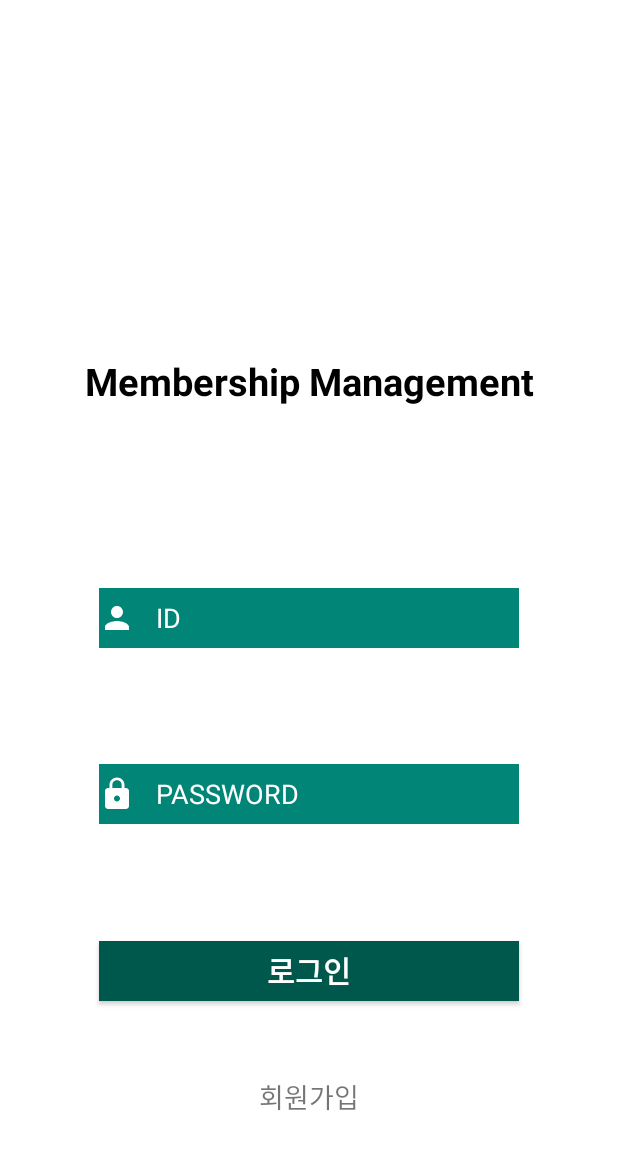
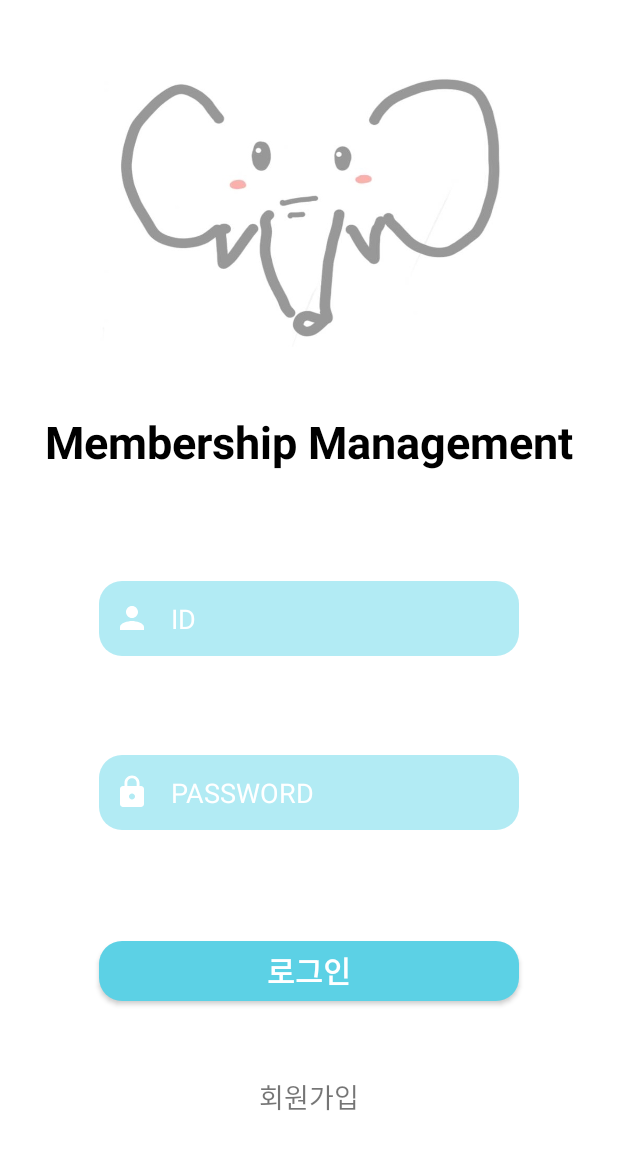
Before and after one commit to SYRhyou/MembershipManagement, an Android app: the layout activity_login.xml on its own in the app's theme, with its tools: preview values and no code run, on a phone screen of 412 x 824 dp. Shown: the top 1150 px of the screen. Run offline under Robolectric (Android 15) with nearby library versions, the phone set to English and light mode, and no system bars; network calls fail.

Commit message:
Membership Management: The big frame is FINISHED

```diff
--- a/app/src/main/AndroidManifest.xml
+++ b/app/src/main/AndroidManifest.xml
@@ -10,7 +10,7 @@
         android:label="@string/app_name"
         android:roundIcon="@mipmap/ic_launcher_round"
         android:supportsRtl="true"
-        android:theme="@style/AppTheme">
+        android:theme="@style/AppTheme.NoActionBar">
         <activity android:name=".LoginActivity">
             <intent-filter>
                 <action android:name="android.intent.action.MAIN" />
--- a/app/src/main/java/com/example/fbtpd/membershipmanagement/LoginActivity.java
+++ b/app/src/main/java/com/example/fbtpd/membershipmanagement/LoginActivity.java
@@ -19,7 +19,7 @@ import org.json.JSONObject;
 public class LoginActivity extends AppCompatActivity {
 
     private AlertDialog dialog;
-
+    private String userName;
     @Override
     protected void onCreate(Bundle savedInstanceState) {
         super.onCreate(savedInstanceState);
@@ -57,6 +57,7 @@ public class LoginActivity extends AppCompatActivity {
                                 Intent intent = new Intent(LoginActivity.this, MainActivity.class);
                                 intent.putExtra("userID",userID);
                                 intent.putExtra("userPassword",userPassword);
+                                intent.putExtra("userName",userName);
                                 LoginActivity.this.startActivity(intent);
                                 finish();
                             }
@@ -74,7 +75,7 @@ public class LoginActivity extends AppCompatActivity {
                         }
                     }
                 };
-                LoginRequest loginRequest = new LoginRequest(userID, userPassword,responseListener );
+                LoginRequest loginRequest = new LoginRequest(userID, userPassword, responseListener );
                 RequestQueue queue = Volley.newRequestQueue(LoginActivity.this);
                 queue.add(loginRequest);
             }
--- a/app/src/main/java/com/example/fbtpd/membershipmanagement/MainActivity.java
+++ b/app/src/main/java/com/example/fbtpd/membershipmanagement/MainActivity.java
@@ -35,7 +35,7 @@ public class MainActivity extends AppCompatActivity {
         String userPassword = intent.getStringExtra("userPassword");
         String userName = intent.getStringExtra("userName");
 
-        welcomeMessage.setText("환영합니다. "+ userID +"님");
+        welcomeMessage.setText("환영합니다. "+ userName +"님");
         idText.setText("ID = " + userID);
         passwordText.setText("PW = " +userPassword);
 
@@ -87,8 +87,6 @@ public class MainActivity extends AppCompatActivity {
                 while((temp = bufferedReader.readLine()) != null){
                     stringBuilder.append(temp +"\n");
                     Log.d(MainActivity.this.getClass().getName(), temp);
-                    Log.d(MainActivity.this.getClass().getName(), temp);
-
                  }
                 bufferedReader.close();
                 inputStream.close();
--- /dev/null
+++ b/app/src/main/res/drawable/button_login.xml
@@ -0,0 +1,14 @@
+<?xml version="1.0" encoding="utf-8"?>
+<shape xmlns:android="http://schemas.android.com/apk/res/android" android:shape="rectangle">
+
+    <solid
+        android:color="@color/colorPrimaryDark"/>
+    <padding
+        android:left="10dp"
+        android:bottom="4dp"
+        android:right="10dp"
+        android:top="4dp"/>
+
+    <corners
+        android:radius="15dp"/>
+</shape>
--- /dev/null
+++ b/app/src/main/res/drawable/edittext_login.xml
@@ -0,0 +1,14 @@
+<?xml version="1.0" encoding="utf-8"?>
+<shape xmlns:android="http://schemas.android.com/apk/res/android" android:shape="rectangle">
+
+    <solid
+        android:color="@color/colorPrimary"/>
+    <padding
+        android:left="10dp"
+        android:bottom="4dp"
+        android:right="10dp"
+        android:top="4dp"/>
+
+    <corners
+        android:radius="15dp"/>
+</shape>
--- a/app/src/main/res/layout/activity_login.xml
+++ b/app/src/main/res/layout/activity_login.xml
@@ -4,43 +4,47 @@
     xmlns:tools="http://schemas.android.com/tools"
     android:layout_width="match_parent"
     android:layout_height="match_parent"
-    android:background="#ffffff"
+    android:background="#FFFFFF"
     tools:context=".LoginActivity">
 
     <ImageView
-        android:layout_width="125dp"
-        android:layout_height="125dp"
+        android:layout_width="300dp"
+        android:layout_height="200dp"
+        android:background="@drawable/zziri"
         app:layout_constraintTop_toTopOf="parent"
         app:layout_constraintBottom_toBottomOf="parent"
         app:layout_constraintLeft_toLeftOf="parent"
         app:layout_constraintRight_toRightOf="parent"
         app:layout_constraintVertical_bias="0.05"
+        app:layout_constraintHorizontal_bias="0.58"
+
         />
     <TextView
         android:layout_width="wrap_content"
         android:layout_height="wrap_content"
         android:text="Membership Management"
         android:textColor="#000000"
-        android:textSize="25dp"
+        android:textSize="30dp"
         android:textStyle="bold"
+        android:gravity="center"
         app:layout_constraintTop_toTopOf="parent"
         app:layout_constraintBottom_toBottomOf="parent"
         app:layout_constraintLeft_toLeftOf="parent"
         app:layout_constraintRight_toRightOf="parent"
-        app:layout_constraintVertical_bias="0.3"
+        app:layout_constraintVertical_bias="0.35"
         />
 
 
     <EditText
         android:id = "@+id/idText"
         android:layout_width="280dp"
-        android:layout_height="40dp"
+        android:layout_height="50dp"
         android:hint="   ID"
         android:textColor = "#ffffff"
         android:textColorHint ="#ffffff"
         android:drawableStart ="@drawable/ic_person_black_24dp"
         android:drawableLeft="@drawable/ic_person_black_24dp"
-        android:background="@color/colorPrimary"
+        android:background="@drawable/edittext_login"
         app:layout_constraintTop_toTopOf="parent"
         app:layout_constraintBottom_toBottomOf="parent"
         app:layout_constraintLeft_toLeftOf="parent"
@@ -51,14 +55,14 @@
     <EditText
         android:id = "@+id/passwordText"
         android:layout_width="280dp"
-        android:layout_height="40dp"
+        android:layout_height="50dp"
         android:inputType="textPassword"
         android:hint="   PASSWORD"
         android:textColor = "#ffffff"
         android:textColorHint ="#ffffff"
         android:drawableStart ="@drawable/ic_https_black_24dp"
         android:drawableLeft="@drawable/ic_https_black_24dp"
-        android:background="@color/colorPrimary"
+        android:background="@drawable/edittext_login"
         app:layout_constraintTop_toTopOf="parent"
         app:layout_constraintBottom_toBottomOf="parent"
         app:layout_constraintLeft_toLeftOf="parent"
@@ -74,7 +78,7 @@
         android:textSize="20dp"
         android:textStyle="bold"
         android:textColor="#ffffff"
-        android:background="@color/colorPrimaryDark"
+        android:background="@drawable/button_login"
         app:layout_constraintTop_toTopOf="parent"
         app:layout_constraintBottom_toBottomOf="parent"
         app:layout_constraintLeft_toLeftOf="parent"
--- a/app/src/main/res/layout/activity_management.xml
+++ b/app/src/main/res/layout/activity_management.xml
@@ -6,7 +6,7 @@
     android:layout_height="match_parent"
     android:id="@+id/activity_management"
     android:orientation="vertical"
-    android:background="#D1D1D1"
+    android:background="#FFFFFF"
     tools:context=".ManagementActivity">
 
 
--- a/app/src/main/res/values/colors.xml
+++ b/app/src/main/res/values/colors.xml
@@ -1,8 +1,8 @@
 <?xml version="1.0" encoding="utf-8"?>
 <resources>
-    <color name="colorPrimary">#008577</color>
-    <color name="colorPrimaryDark">#00574B</color>
+    <color name="colorPrimary">#B2EBF4</color>
+    <color name="colorPrimaryDark">#5CD1E5</color>
     <color name="colorAccent">#D81B60</color>
-    <color name="colorWarning">#B2EBF4</color>
+    <color name="colorWarning">#FFD9FA</color>
     <color name="colorGray">#EAEAEA</color>
 </resources>
--- a/app/src/main/res/values/styles.xml
+++ b/app/src/main/res/values/styles.xml
@@ -7,5 +7,9 @@
         <item name="colorPrimaryDark">@color/colorPrimaryDark</item>
         <item name="colorAccent">@color/colorAccent</item>
     </style>
+    <style name="AppTheme.NoActionBar">
+        <item name = "windowActionBar">false</item>
+        <item name = "windowNoTitle">true</item>
+    </style>
 
 </resources>
```
Also changed, not shown: app/src/main/java/com/example/fbtpd/membershipmanagement/UserListAdapter.java (+3 -4 lines), app/src/main/res/drawable/validatebutton.xml (added, +14 -0 lines), app/src/main/res/layout/activity_main.xml (+9 -0 lines), app/src/main/res/layout/activity_register.xml (+8 -9 lines), app/src/main/res/layout/user.xml (+11 -13 lines), app/src/main/res/drawable/zziri.jpg (added), 1 other file.
